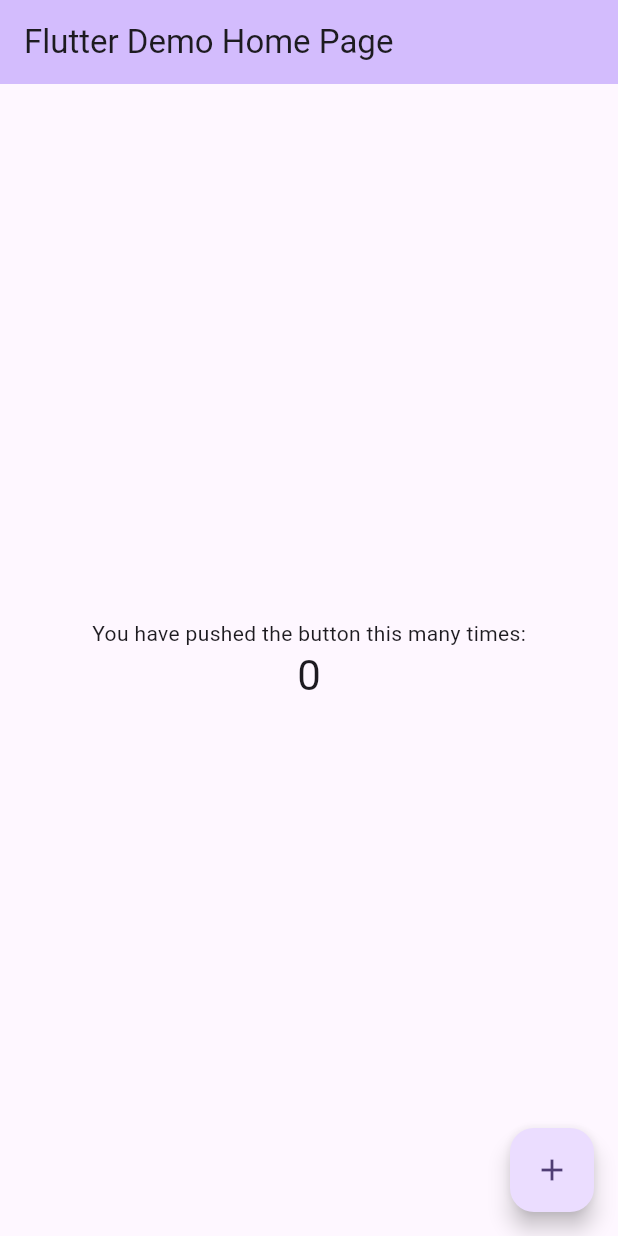
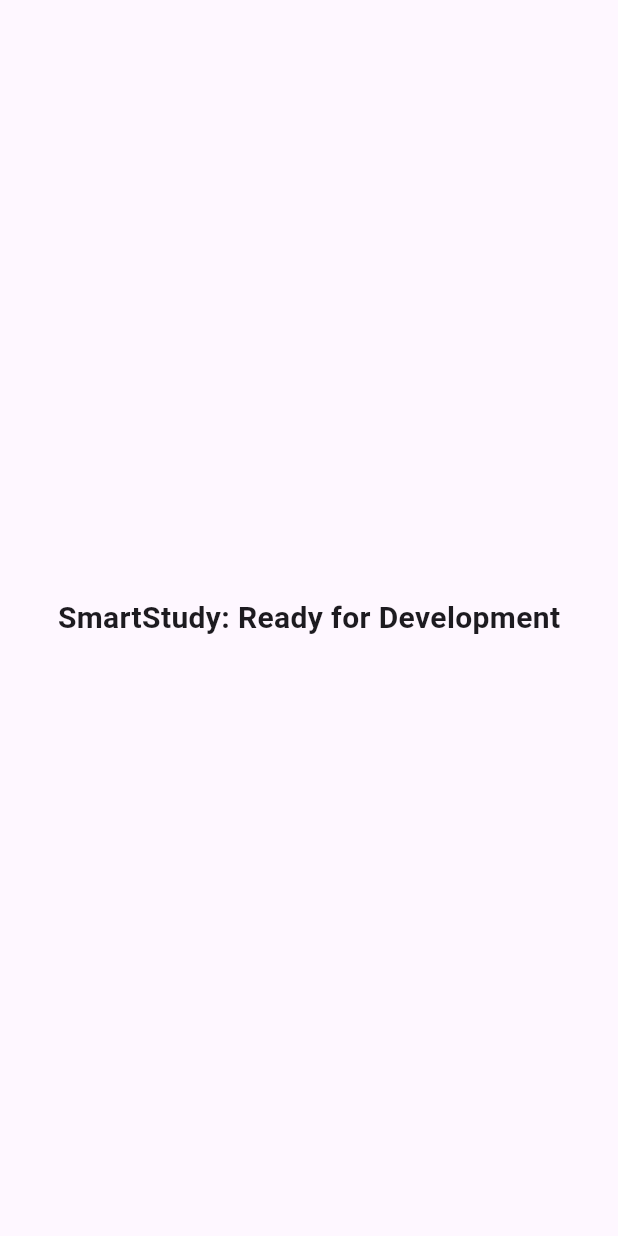
Before and after one commit to QasimQamar-241608442/SmatStudy-App, a Flutter app: the screen it shows after launch, on a phone screen of 412 x 824 dp. Run offline on Flutter 3.47's test engine with Material 3 defaults, Android fonts, the phone set to English and light mode, and no system bars.

Commit message:
Refactor: Clean main.dart and setup minimal MaterialApp

```diff
--- a/lib/main.dart
+++ b/lib/main.dart
@@ -1,121 +1,31 @@
 import 'package:flutter/material.dart';
 
 void main() {
-  runApp(const MyApp());
+  // This is the starting point of your entire application.
+  runApp(const SmartStudyApp());
 }
 
-class MyApp extends StatelessWidget {
-  const MyApp({super.key});
+class SmartStudyApp extends StatelessWidget {
+  const SmartStudyApp({super.key});
 
-  // This widget is the root of your application.
   @override
   Widget build(BuildContext context) {
     return MaterialApp(
-      title: 'Flutter Demo',
+      title: 'SmartStudy',
+      debugShowCheckedModeBanner: false, // Removes the red "DEBUG" banner
       theme: ThemeData(
-        // This is the theme of your application.
-        //
-        // TRY THIS: Try running your application with "flutter run". You'll see
-        // the application has a purple toolbar. Then, without quitting the app,
-        // try changing the seedColor in the colorScheme below to Colors.green
-        // and then invoke "hot reload" (save your changes or press the "hot
-        // reload" button in a Flutter-supported IDE, or press "r" if you used
-        // the command line to start the app).
-        //
-        // Notice that the counter didn't reset back to zero; the application
-        // state is not lost during the reload. To reset the state, use hot
-        // restart instead.
-        //
-        // This works for code too, not just values: Most code changes can be
-        // tested with just a hot reload.
-        colorScheme: .fromSeed(seedColor: Colors.deepPurple),
+        // We will customize these colors later when we have our Figma design
+        colorScheme: ColorScheme.fromSeed(seedColor: Colors.deepPurple),
+        useMaterial3: true,
       ),
-      home: const MyHomePage(title: 'Flutter Demo Home Page'),
-    );
-  }
-}
-
-class MyHomePage extends StatefulWidget {
-  const MyHomePage({super.key, required this.title});
-
-  // This widget is the home page of your application. It is stateful, meaning
-  // that it has a State object (defined below) that contains fields that affect
-  // how it looks.
-
-  // This class is the configuration for the state. It holds the values (in this
-  // case the title) provided by the parent (in this case the App widget) and
-  // used by the build method of the State. Fields in a Widget subclass are
-  // always marked "final".
-
-  final String title;
-
-  @override
-  State<MyHomePage> createState() => _MyHomePageState();
-}
-
-class _MyHomePageState extends State<MyHomePage> {
-  int _counter = 0;
-
-  void _incrementCounter() {
-    setState(() {
-      // This call to setState tells the Flutter framework that something has
-      // changed in this State, which causes it to rerun the build method below
-      // so that the display can reflect the updated values. If we changed
-      // _counter without calling setState(), then the build method would not be
-      // called again, and so nothing would appear to happen.
-      _counter++;
-    });
-  }
-
-  @override
-  Widget build(BuildContext context) {
-    // This method is rerun every time setState is called, for instance as done
-    // by the _incrementCounter method above.
-    //
-    // The Flutter framework has been optimized to make rerunning build methods
-    // fast, so that you can just rebuild anything that needs updating rather
-    // than having to individually change instances of widgets.
-    return Scaffold(
-      appBar: AppBar(
-        // TRY THIS: Try changing the color here to a specific color (to
-        // Colors.amber, perhaps?) and trigger a hot reload to see the AppBar
-        // change color while the other colors stay the same.
-        backgroundColor: Theme.of(context).colorScheme.inversePrimary,
-        // Here we take the value from the MyHomePage object that was created by
-        // the App.build method, and use it to set our appbar title.
-        title: Text(widget.title),
-      ),
-      body: Center(
-        // Center is a layout widget. It takes a single child and positions it
-        // in the middle of the parent.
-        child: Column(
-          // Column is also a layout widget. It takes a list of children and
-          // arranges them vertically. By default, it sizes itself to fit its
-          // children horizontally, and tries to be as tall as its parent.
-          //
-          // Column has various properties to control how it sizes itself and
-          // how it positions its children. Here we use mainAxisAlignment to
-          // center the children vertically; the main axis here is the vertical
-          // axis because Columns are vertical (the cross axis would be
-          // horizontal).
-          //
-          // TRY THIS: Invoke "debug painting" (choose the "Toggle Debug Paint"
-          // action in the IDE, or press "p" in the console), to see the
-          // wireframe for each widget.
-          mainAxisAlignment: .center,
-          children: [
-            const Text('You have pushed the button this many times:'),
-            Text(
-              '$_counter',
-              style: Theme.of(context).textTheme.headlineMedium,
-            ),
-          ],
+      // Scaffold is the blank white canvas for a screen
+      home: const Scaffold(
+        body: Center(
+          child: Text(
+            'SmartStudy: Ready for Development',
+            style: TextStyle(fontSize: 20, fontWeight: FontWeight.bold),
+          ),
         ),
-      ),
-      floatingActionButton: FloatingActionButton(
-        onPressed: _incrementCounter,
-        tooltip: 'Increment',
-        child: const Icon(Icons.add),
       ),
     );
   }
```
